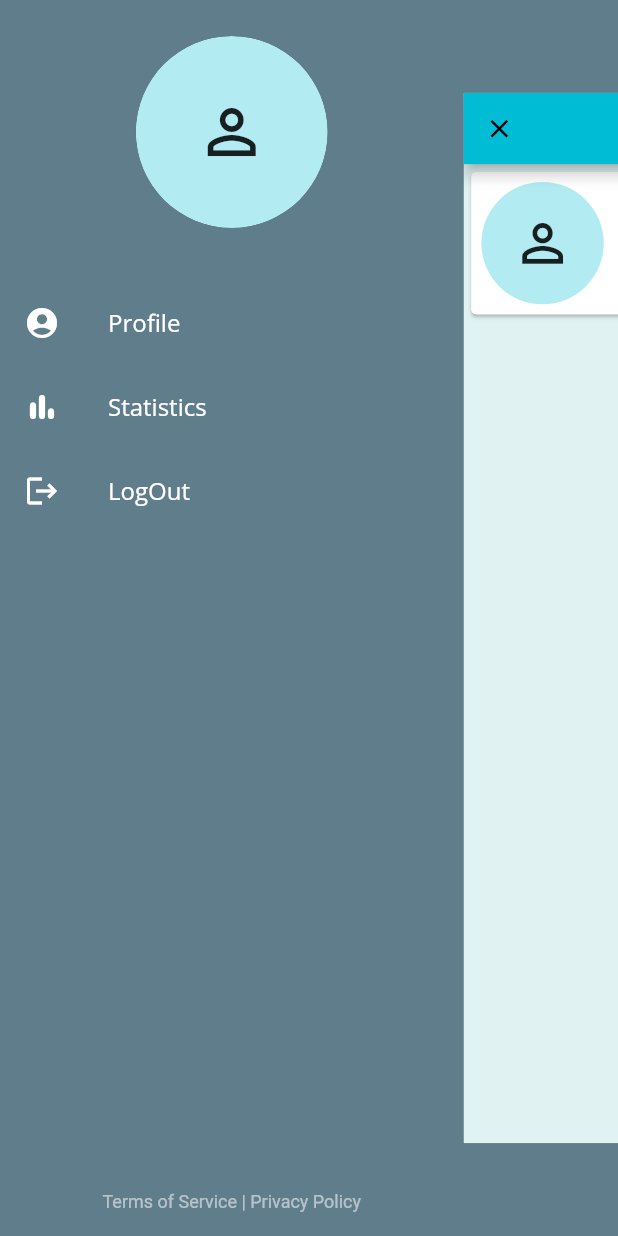
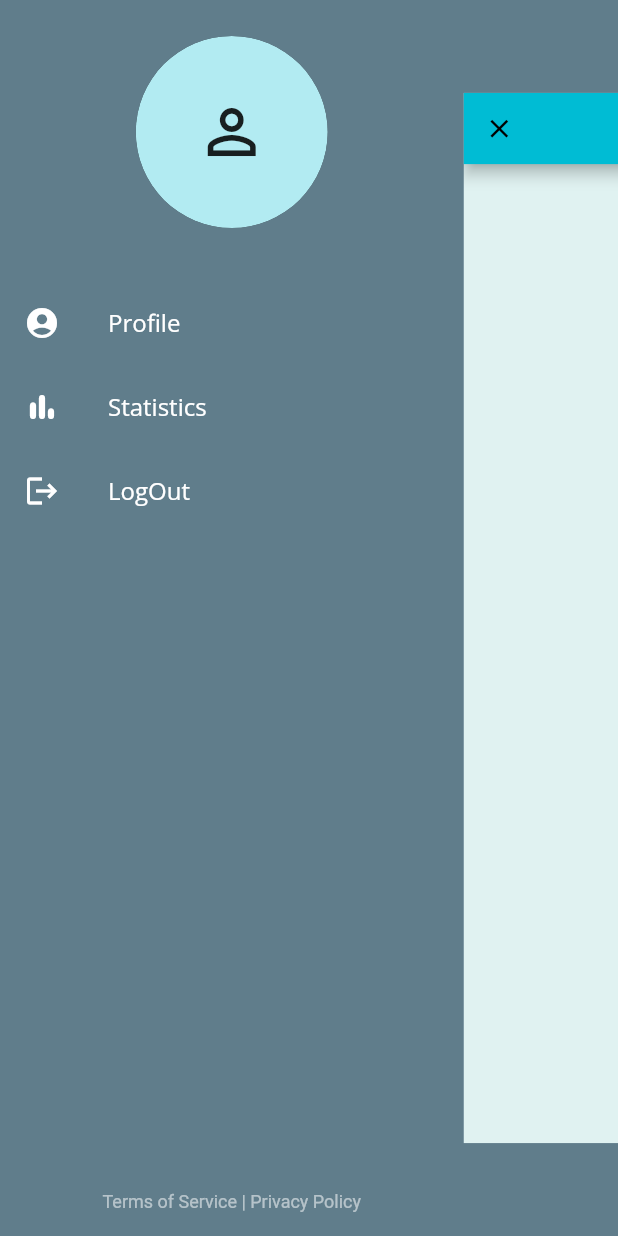
Before and after one commit to Apostoled/GAMA, a Flutter app: the HomePage screen opened directly, after a tap on the "menu" icon, on a phone screen of 412 x 824 dp. Run offline on Flutter 3.47's test engine with Material 2 defaults, Android fonts, the phone set to English and light mode, and no system bars; drawn by our look-alikes of flutter_advanced_drawer; our stand-ins replace bloc, cloud_firestore, equatable, firebase_auth, firebase_core, flutter_bloc and 4 more; missing offline and left inert: pedantic; accounts and stored records are empty.

```diff
--- a/lib/home/view/home_page.dart
+++ b/lib/home/view/home_page.dart
@@ -3,33 +3,28 @@ import 'package:flutter_bloc/flutter_bloc.dart';
 import 'package:gama_app/authentication/authentication.dart';
 import 'package:gama_app/home/home.dart';
 import 'package:flutter_advanced_drawer/flutter_advanced_drawer.dart';
-import 'package:gama_app/store/bloc/main_bloc.dart';
-import 'package:main_repository/main_repository.dart';
 
-class HomePage extends StatefulWidget {
+class HomePage extends StatelessWidget {
   static Route route() {
     return MaterialPageRoute<void>(builder: (_) => HomePage());
   }
 
-  @override
-  _HomePageState createState() => _HomePageState();
+  final _advancedDrawerController = AdvancedDrawerController();
+
+  void _handleMenuButtonPressed() {
+    _advancedDrawerController.showDrawer();
   }
-
-class _HomePageState extends State<HomePage> {
-  final _advancedDrawerController = AdvancedDrawerController();
 
   @override
   Widget build(BuildContext context) {
     final textTheme = Theme.of(context).textTheme;
     final user = context.select((AuthenticationBloc bloc) => bloc.state.user);
-    final games = context.select((MainBloc bloc) => bloc.state.games);
     AdvancedDrawer(
       backdropColor: Colors.blueGrey,
       controller: _advancedDrawerController,
       child: SizedBox(),
       drawer: SizedBox(),
     );
-
     return AdvancedDrawer(
       backdropColor: Colors.blueGrey,
       controller: _advancedDrawerController,
@@ -49,61 +44,7 @@ class _HomePageState extends State<HomePage> {
               ),
             ),
           ),
-        body: Padding(
-          padding: const EdgeInsets.all(2),
-          child: Card(
-            child: Padding(
-              padding: const EdgeInsets.all(8),
-              child: Row(
-                mainAxisSize: MainAxisSize.max,
-                children: <Widget>[
-                  Avatar(
-                    photo: user.photo,
-                  ),
-                  const SizedBox(width: 4),
-                  Expanded(
-                    child: Column(
-                      mainAxisSize: MainAxisSize.min,
-                      mainAxisAlignment: MainAxisAlignment.center,
-                      children: <Widget>[
-                        Text(
-                          user.name ?? '',
-                          style: textTheme.headline5,
-                        ),
-                        Row(
-                          mainAxisSize: MainAxisSize.max,
-                          mainAxisAlignment: MainAxisAlignment.spaceEvenly,
-                          children: <Widget>[
-                            IconButton(
-                              key: const Key('homePage_stats_iconbutton'),
-                              icon: const Icon(Icons.bar_chart_rounded),
-                              iconSize: 35,
-                              onPressed: () => {},
-                            ),
-                            IconButton(
-                              key: const Key('homePage_settings_iconbutton'),
-                              icon: const Icon(Icons.settings),
-                              iconSize: 35,
-                              onPressed: () => print(games),
-                            ),
-                            IconButton(
-                              key: const Key('homePage_logout_iconButton'),
-                              icon: const Icon(Icons.exit_to_app),
-                              onPressed: () => context
-                                  .read<AuthenticationBloc>()
-                                  .add(AuthenticationLogoutRequested()),
-                            ),
-                          ],
-                        ),
-                      ],
-                    ),
-                  )
-                ],
-              ),
-            ),
-          ),
-        ),
-      ),
+          body: Container()),
       drawer: SafeArea(
         child: Container(
           child: ListTileTheme(
@@ -172,10 +113,4 @@ class _HomePageState extends State<HomePage> {
       ),
     );
   }
-
-  void _handleMenuButtonPressed() {
-    // NOTICE: Manage Advanced Drawer state through the Controller.
-    // _advancedDrawerController.value = AdvancedDrawerValue.visible();
-    _advancedDrawerController.showDrawer();
 }
-}
```
Lines whose indentation alone changed are shown as unchanged.
